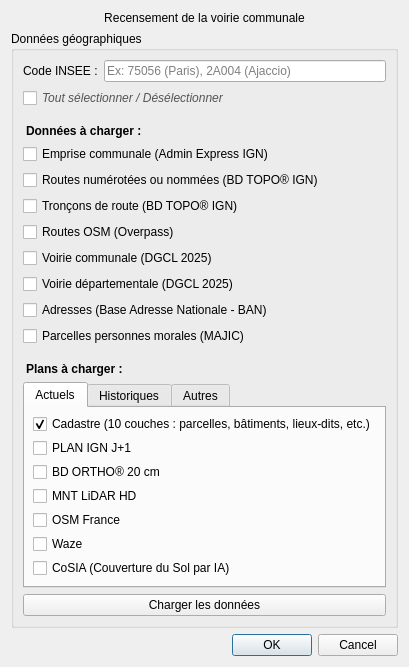
Old version of the form chemins_ruraux_dialog_base.ui in the repository Cliath/chemins_ruraux.
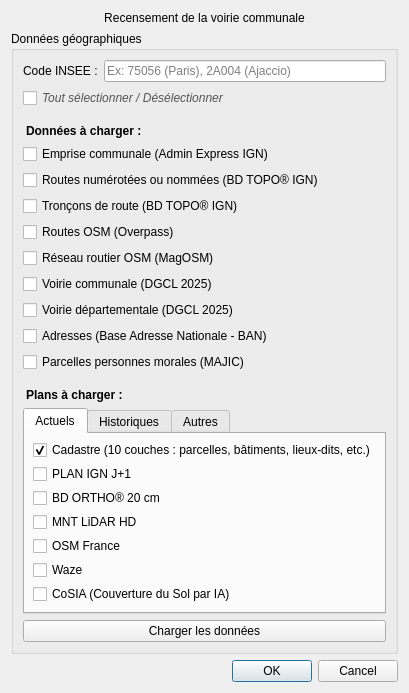
New version of the form.

```diff
--- a/chemins_ruraux_dialog_base.ui
+++ b/chemins_ruraux_dialog_base.ui
@@ -114,6 +114,16 @@
         </property>
        </widget>
       </item>
+      <item>
+       <widget class="QCheckBox" name="chkMagOsm">
+        <property name="text">
+         <string>Réseau routier OSM (MagOSM)</string>
+        </property>
+        <property name="toolTip">
+         <string>Charge le réseau routier OSM (magosm:highways_line) via le WFS MagOSM (Magellium), catégorisé par type highway&#10;© contributeurs OpenStreetMap — ODbL 1.0 | Service : Magellium MagOSM</string>
+        </property>
+       </widget>
+      </item>
       <item>
        <widget class="QCheckBox" name="chkVoirie">
         <property name="text">
```
